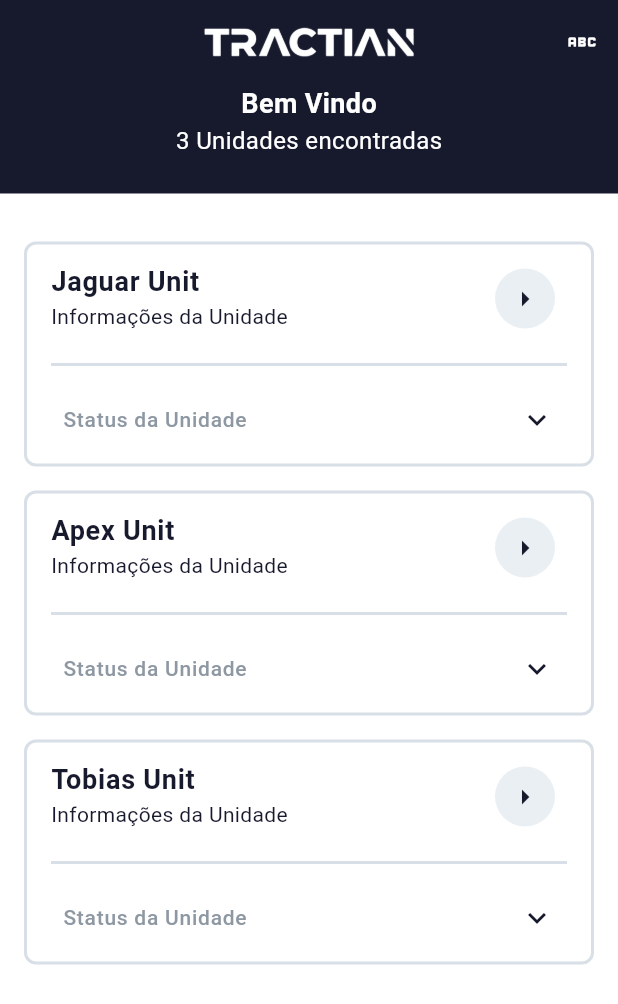
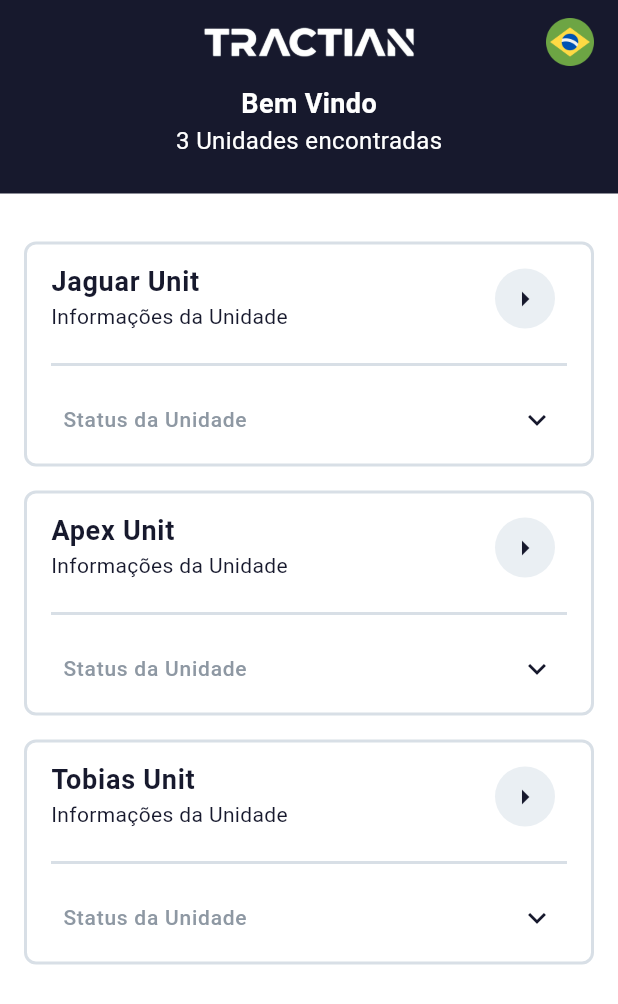
Before and after one commit to IagoAntunes/tractian_test, a Flutter app: the screen it shows after launch, on a phone screen of 412 x 824 dp. Shown: the top 1004 px of the screen. Run offline on Flutter 3.47's test engine with Material 3 defaults, Android fonts, the phone set to English and light mode, and no system bars; our stand-ins replace dio, get, get_storage, internet_connection_checker; missing offline and left inert: qr_code_scanner; generated files the repository leaves out were written again.

Commit message:
feat: Adding language images

```diff
--- a/lib/core/language/widgets/select_language.dart
+++ b/lib/core/language/widgets/select_language.dart
@@ -1,6 +1,7 @@
 import 'package:flutter/material.dart';
 import 'package:get/get.dart';
 import 'package:tractian_test/core/language/controller/language_controller.dart';
+import 'package:tractian_test/core/utils/assets_route.dart';
 
 import '../../../../../l10n/l10n.dart';
 
@@ -30,17 +31,23 @@ class _SelectLanguageState extends State<SelectLanguageWidget> {
     return ValueListenableBuilder(
       valueListenable: selectedLanguage,
       builder: (context, value, child) {
-        return Row(
-          children: [
-            IconButton(
-              onPressed: () {
-                controller.changeLocale();
-              },
-              icon: const Icon(
-                Icons.abc,
+        return GestureDetector(
+          onTap: () {
+            controller.changeLocale();
+          },
+          child: Padding(
+            padding: const EdgeInsets.symmetric(horizontal: 16),
+            child: SizedBox(
+              height: 32,
+              width: 32,
+              child: Image.asset(
+                controller.currentLocale.value.languageCode == 'pt'
+                    ? AssetsRoute.brFLag
+                    : AssetsRoute.enFlag,
+                fit: BoxFit.fill,
               ),
             ),
-          ],
+          ),
         );
       },
     );
--- a/lib/core/utils/assets_route.dart
+++ b/lib/core/utils/assets_route.dart
@@ -4,5 +4,5 @@ abstract class AssetsRoute {
   static const String componentIcon = 'assets/images/component_icon.png';
   static const String assetIcon = 'assets/images/asset_icon.png';
   static const String brFLag = 'assets/images/br_flag.png';
-  static const String enFlag = 'assets/images/es_flag.png';
+  static const String enFlag = 'assets/images/en_flag.png';
 }
--- a/lib/features/home/presentation/widgets/status_unit.dart
+++ b/lib/features/home/presentation/widgets/status_unit.dart
@@ -37,6 +37,7 @@ class _StatusUnitState extends State<StatusUnit> {
         tilePadding: const EdgeInsets.symmetric(horizontal: 8),
         iconColor: AppStyleColors.platformHeader,
         collapsedIconColor: AppStyleColors.platformHeader,
+        childrenPadding: const EdgeInsets.only(bottom: 8, top: 4),
         onExpansionChanged: (value) async {
           if (value) {
             if (_infoUnit.isNotEmpty) return;
@@ -81,7 +82,6 @@ class _StatusUnitState extends State<StatusUnit> {
                         ],
                       )
                     : SizedBox(
-                        height: 64,
                         width: double.infinity,
                         child: Wrap(
                           alignment: WrapAlignment.start,
@@ -144,7 +144,7 @@ class _ItemStatus extends StatelessWidget {
   @override
   Widget build(BuildContext context) {
     return Container(
-      margin: const EdgeInsets.symmetric(horizontal: 8),
+      margin: const EdgeInsets.symmetric(horizontal: 4),
       padding: const EdgeInsets.symmetric(horizontal: 8, vertical: 4),
       decoration: BoxDecoration(
         color: backgroundColor,
```
Also changed, not shown: assets/images/br_flag.png, assets/images/en_flag.png (added), assets/images/es_flag.png (deleted).
